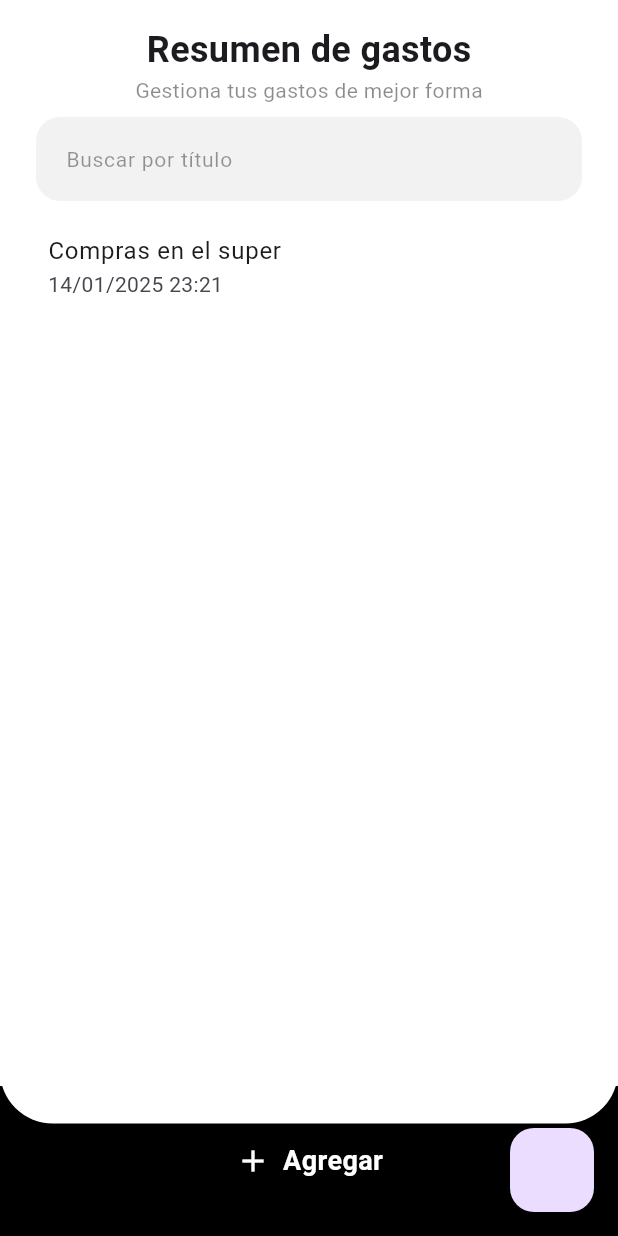
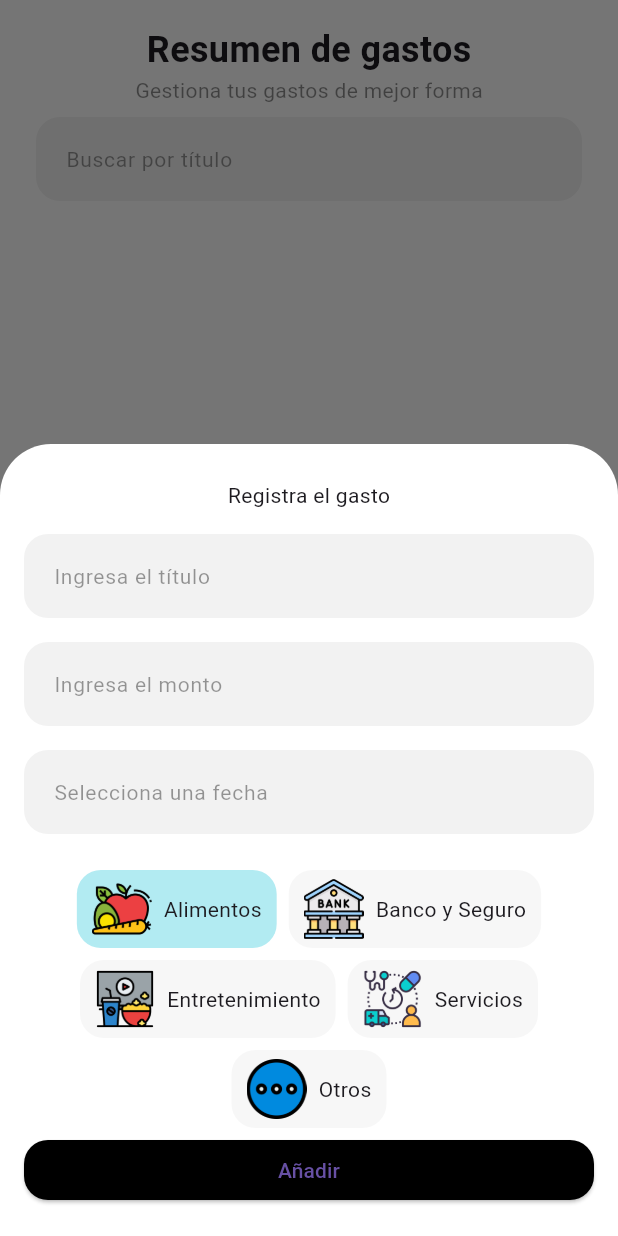
Before and after one commit to Ahrend03/flutter_gastosapp, a Flutter app: the screen it shows after launch, after a tap on "Agregar", on a phone screen of 412 x 824 dp. Run offline on Flutter 3.47's test engine with Material 3 defaults, Android fonts, the phone set to English and light mode, and no system bars; our stand-ins replace sqflite; accounts and stored records are empty.

Commit message:
create dabase

```diff
--- a/lib/db/db_admin.dart
+++ b/lib/db/db_admin.dart
@@ -1,6 +1,7 @@
 import 'dart:io';
 
 import 'package:flutter/material.dart';
+import 'package:flutter_gastosapp/models/gasto_model.dart';
 import 'package:path/path.dart';
 import 'package:path_provider/path_provider.dart';
 import 'package:sqflite/sqflite.dart';
@@ -8,10 +9,17 @@ import 'package:sqflite/sqflite.dart';
 class DBAdmin {
   Database? myDatabase;
 
-  Future<Database?> checkDatabase() async {
+  static final DBAdmin _instance = DBAdmin._();
+  DBAdmin._();
+
+  factory DBAdmin() {
+    return _instance;
+  }
+
+  Future<Database?> _checkDatabase() async {
     if (myDatabase == null) {
       //AÚN NO SE HA CREADO MYDATABASE
-      myDatabase = await initDatabase();
+      myDatabase = await _initDatabase();
     }
     print("aqui");
     return myDatabase;
@@ -19,7 +27,7 @@ class DBAdmin {
     // myDatabase ??= await initDatabase();
   }
 
-  Future<Database> initDatabase() async {
+  Future<Database> _initDatabase() async {
     Directory directory = await getApplicationDocumentsDirectory();
     String pathDatabase = join(directory.path, "PagosDB.db");
     return await openDatabase(
@@ -37,27 +45,58 @@ class DBAdmin {
     );
   }
 
-  insertarGasto() async {
-    Database? db = await checkDatabase();
+  //INSERCIÓN DE DATOS
+  Future<int> insertarGasto(GastoModel gasto) async {
+    Database? db = await _checkDatabase();
     int res = await db!.insert(
       "GASTOS",
-      {
-        "title": "Compras en el mercado",
-        "price": 1200.50,
-        "datetime": "12/12/2024",
-        "type": "Alimentos",
-      },
+      gasto.ConvertirMap(),
+      // {
+      //   "title": "Compra de medias",
+      //   "price": 10.50,
+      //   "datetime": "12/12/2024",
+      //   "type": "Otros",
+      // },
     );
+    print(res);
+    return res;
+  }
+
+  //OBTENCIÓN DE DATOS
+  Future<List<GastoModel>> obtenerGastos() async {
+    Database? db = await _checkDatabase();
+    List<Map<String, dynamic>> data = await db!.query("GASTOS");
+
+    List<GastoModel> gastosList =
+        data.map((e) => GastoModel.fromDB(e)).toList();
+
+    // List<Map<String, dynamic>> data =
+    //     await db!.rawQuery("SELECT TITLE FROM GASTOS WHERE TYPE='Otros'");
+    // List<Map<String, dynamic>> data =
+    // await db!.query("GASTOS", where: "TYPE='Otros'");
+    // print(data);
+    // print(gastosList);
+    return gastosList;
+  }
+
+  //UPDATE GASTO
+  updGasto() async {
+    Database? db = await _checkDatabase();
+    int res = await db!.update(
+        "GASTOS",
+        {
+          "title": "ACTUALIZADO",
+          "price": 10.1,
+          "type": "Banco",
+        },
+        where: "id=2");
     print(res);
   }
 
-  obtenerGastos() async {
-    Database? db = await checkDatabase();
-    print(".....................");
-    // print(db);
-    print(".....................");
-
-    List<Map<String, dynamic>> data = await db!.query("GASTOS");
-    print(data);
+  //DELETE
+  delGasto() async {
+    Database? db = await _checkDatabase();
+    int res = await db!.delete("GASTOS", where: 'id=7');
+    print(res);
   }
 }
--- /dev/null
+++ b/lib/models/gasto_model.dart
@@ -0,0 +1,27 @@
+class GastoModel {
+  String title;
+  double price;
+  String datetime;
+  String type;
+
+  GastoModel({
+    required this.title,
+    required this.price,
+    required this.datetime,
+    required this.type,
+  });
+
+  factory GastoModel.fromDB(Map<String, dynamic> data) => GastoModel(
+        title: data["title"],
+        price: data["price"],
+        datetime: data["datetime"],
+        type: data["type"],
+      );
+
+  Map<String,dynamic>ConvertirMap()=>{
+    "title":title,
+    "price":price,
+    "datetime":datetime,
+    "type":type
+  };
+}
--- a/lib/pages/home_page.dart
+++ b/lib/pages/home_page.dart
@@ -1,5 +1,7 @@
 import 'package:flutter/material.dart';
 import 'package:flutter_gastosapp/db/db_admin.dart';
+import 'package:flutter_gastosapp/models/gasto_model.dart';
+import 'package:flutter_gastosapp/widgets/item_gasto_widget.dart';
 import 'package:flutter_gastosapp/widgets/register_modal.dart';
 
 class HomePage extends StatefulWidget {
@@ -8,6 +10,9 @@ class HomePage extends StatefulWidget {
 }
 
 class _HomePageState extends State<HomePage> {
+  List<GastoModel> gastos = [];
+  GastoModel gasto1 = GastoModel(
+      title: "TITULO", datetime: "12/1/12", price: 12, type: "Alimentos");
   Widget busquedaWidget() {
     return Padding(
       padding: const EdgeInsets.all(8.0),
@@ -38,35 +43,46 @@ class _HomePageState extends State<HomePage> {
     showModalBottomSheet(
       backgroundColor: Colors.transparent,
       context: context,
+      isScrollControlled: true,
       builder: (BuildContext context) {
-        return Container(
-          // width: double.infinity,
-          padding: EdgeInsets.symmetric(vertical: 24, horizontal: 16),
-          decoration: BoxDecoration(
-            color: Colors.white,
-            borderRadius: BorderRadius.only(
-              topLeft: Radius.circular(34),
-              topRight: Radius.circular(34),
-            ),
-          ),
+        return Padding(
+          padding:
+              EdgeInsets.only(bottom: MediaQuery.of(context).viewInsets.bottom),
           child: RegisterModal(),
         );
       },
-    );
+    ).then((value) {
+      getDataFromDB();
+    });
   }
 
-  DBAdmin dbAdmin = DBAdmin();
+  // DBAdmin dbAdmin = DBAdmin();
+
+  Future<void> getDataFromDB() async {
+    gastos = await DBAdmin().obtenerGastos();
+    setState(() {});
+  }
+
+  @override
+  void initState() {
+    getDataFromDB();
+    // TODO: implement initState
+    super.initState();
+  }
 
   @override
   Widget build(BuildContext context) {
     return SafeArea(
       child: Scaffold(
-        floatingActionButton: FloatingActionButton(
-          onPressed: () {
-            dbAdmin.insertarGasto();
-            dbAdmin.obtenerGastos();
-          },
-        ),
+        // floatingActionButton: FloatingActionButton(
+        //   onPressed: () {
+        //     // dbAdmin.insertarGasto();
+        //     DBAdmin().obtenerGastos();
+        //     // dbAdmin.obtenerGastos();
+        //     // DBAdmin().updGasto();
+        //     // DBAdmin().delGasto();
+        //   },
+        // ),
         body: Stack(
           children: [
             Column(
@@ -74,8 +90,10 @@ class _HomePageState extends State<HomePage> {
               children: [
                 InkWell(
                   onTap: () {
-                    // showRegisterModal();
-                    dbAdmin.checkDatabase();
+                    showRegisterModal();
+                    // dbAdmin.checkDatabase();
+                    // dbAdmin.insertarGasto();
+                    // DBAdmin().insertarGasto();
                   },
                   child: Container(
                     color: Colors.black,
@@ -136,10 +154,22 @@ class _HomePageState extends State<HomePage> {
                           ),
                         ),
                         busquedaWidget(),
-                        ListTile(
-                          title: Text("Compras en el super"),
-                          subtitle: Text("14/01/2025 23:21"),
+                        Expanded(
+                          child: ListView.builder(
+                            itemCount: gastos.length,
+                            itemBuilder: (BuildContext context, int index) {
+                              return ItemGastoWidget(
+                                gasto: gastos[index],
+                              );
+                            },
+                          ),
                         ),
+
+                        // ListTile(
+                        //   title: Text("Compras en el super"),
+                        //   subtitle: Text("14/01/2025 23:21"),
+                        // ),
+                        // ItemGastoWidget(gasto: gasto1),
                       ],
                     ),
                   ),
--- /dev/null
+++ b/lib/utils/data_general.dart
@@ -0,0 +1,27 @@
+List<Map<String, dynamic>> types = [
+  {
+    "id": 1,
+    "name": "Alimentos",
+    "image": "assets/images/alimentos.webp",
+  },
+  {
+    "id": 2,
+    "name": "Banco y Seguro",
+    "image": "assets/images/bancos.webp",
+  },
+  {
+    "id": 3,
+    "name": "Entretenimiento",
+    "image": "assets/images/entretenimiento.webp",
+  },
+  {
+    "id": 4,
+    "name": "Servicios",
+    "image": "assets/images/servicios.webp",
+  },
+  {
+    "id": 5,
+    "name": "Otros",
+    "image": "assets/images/otros.webp",
+  },
+];
--- a/lib/widgets/field_modal_widget.dart
+++ b/lib/widgets/field_modal_widget.dart
@@ -1,21 +1,29 @@
 import 'package:flutter/material.dart';
 
-class FielModalWidget extends StatelessWidget {
+class FieldModalWidget extends StatelessWidget {
   String hint;
   TextEditingController controller;
   bool isNumberKeryboard;
-
-  FielModalWidget({required this.hint,
-  required this.controller,
-  this.isNumberKeryboard =false});
+  bool isDatePicker;
+  VoidCallback? function;
+  FieldModalWidget({
+    required this.hint,
+    required this.controller,
+    this.isNumberKeryboard = false,
+    this.isDatePicker = false,
+    this.function,
+  });
 
   @override
   Widget build(BuildContext context) {
     return Padding(
       padding: const EdgeInsets.only(bottom: 16),
       child: TextField(
-        keyboardType: isNumberKeryboard? TextInputType.number: TextInputType.text,
+        onTap: function,
+        readOnly: isDatePicker,
         controller: controller,
+        keyboardType:
+            isNumberKeryboard ? TextInputType.number : TextInputType.text,
         decoration: InputDecoration(
           hintText: hint,
           hintStyle: TextStyle(
--- /dev/null
+++ b/lib/widgets/item_type_widget.dart
@@ -0,0 +1,41 @@
+import 'package:flutter/material.dart';
+
+class ItemTypeWidget extends StatelessWidget {
+  Map<String, dynamic> data;
+  bool isSelected;
+  VoidCallback tap;
+
+  ItemTypeWidget({
+    required this.data,
+    required this.isSelected,
+    required this.tap,
+  });
+
+  @override
+  Widget build(BuildContext context) {
+    return GestureDetector(
+      onTap: tap,
+      child: Container(
+        padding: EdgeInsets.symmetric(horizontal: 10, vertical: 6),
+        decoration: BoxDecoration(
+          color: isSelected
+              ? Colors.cyan.withOpacity(0.3)
+              : Colors.black.withOpacity(0.03),
+          borderRadius: BorderRadius.circular(16),
+        ),
+        child: Row(
+          mainAxisSize: MainAxisSize.min,
+          children: [
+            Image.asset(
+              data["image"],
+              height: 40,
+              width: 40,
+            ),
+            SizedBox(width: 8),
+            Text(data["name"]),
+          ],
+        ),
+      ),
+    );
+  }
+}
--- a/lib/widgets/register_modal.dart
+++ b/lib/widgets/register_modal.dart
@@ -1,5 +1,9 @@
 import 'package:flutter/material.dart';
+import 'package:flutter_gastosapp/db/db_admin.dart';
+import 'package:flutter_gastosapp/models/gasto_model.dart';
+import 'package:flutter_gastosapp/utils/data_general.dart';
 import 'package:flutter_gastosapp/widgets/field_modal_widget.dart';
+import 'package:flutter_gastosapp/widgets/item_type_widget.dart';
 
 class RegisterModal extends StatefulWidget {
   @override
@@ -10,14 +14,42 @@ class _RegisterModalState extends State<RegisterModal> {
   TextEditingController _productController = TextEditingController();
   TextEditingController _priceController = TextEditingController();
   TextEditingController _typeController = TextEditingController();
-
-  _builBottonAdd(){
+  TextEditingController _dateController = TextEditingController();
+  String typeSelected = "Alimentos";
+  _buildButtonAdd() {
     return SizedBox(
       width: double.infinity,
-      height: 50,
-      child:
-      ElevatedButton(onPressed: (){},
-       child: Text("Añadir",style: TextStyle(color: Colors.white),),
+      height: 40,
+      child: ElevatedButton(
+        onPressed: () {
+
+          GastoModel gasto = GastoModel(title: _productController.text,
+           price: double.parse(_priceController.text),
+            datetime: _dateController.text,
+             type: _typeController.text);
+
+         // Map<String, dynamic> gastoMap = {
+        //  "title": _productController.text,
+        //    "price": _priceController.text,
+         //   "datetime": _dateController.text,
+        //    "type": typeSelected,
+        //  };
+          DBAdmin().insertarGasto(gasto).then((value) {
+            if (value > 0) {
+              //SE HA INSERTADO CORRECTAMENTE
+              ScaffoldMessenger.of(context).showSnackBar(
+                SnackBar(
+                    backgroundColor: Colors.cyan,
+                    behavior: SnackBarBehavior.floating,
+                    shape: RoundedRectangleBorder(
+                        borderRadius: BorderRadius.circular(16)),
+                    content: Text("Se ha registrado correctamente")),
+              );
+              Navigator.pop(context);
+            }
+          });
+        },
+        child: Text("Añadir"),
         style: ElevatedButton.styleFrom(
           backgroundColor: Colors.black,
           shape: RoundedRectangleBorder(
@@ -28,9 +60,45 @@ class _RegisterModalState extends State<RegisterModal> {
     );
   }
 
+  showDateTimePicker() async {
+    DateTime? datePicker = await showDatePicker(
+      context: context,
+      initialDate: DateTime.now(),
+      firstDate: DateTime(2022),
+      lastDate: DateTime(2030),
+      builder: (BuildContext context, Widget? child) {
+        return Theme(
+            data: ThemeData.light().copyWith(
+              dialogTheme: DialogTheme(
+                shape: RoundedRectangleBorder(
+                  borderRadius: BorderRadius.circular(25),
+                ),
+              ),
+              colorScheme: ColorScheme.light(primary: Colors.black),
+            ),
+            child: child!);
+      },
+    );
+    _dateController.text = datePicker.toString();
+    // if (datePicker != null) {
+    //   // final DateFormat
+    // }
+    print(_dateController.text);
+  }
+
   @override
   Widget build(BuildContext context) {
-    return Column(
+    return Container(
+      padding: EdgeInsets.symmetric(vertical: 24, horizontal: 16),
+      decoration: BoxDecoration(
+        color: Colors.white,
+        borderRadius: BorderRadius.only(
+          topLeft: Radius.circular(34),
+          topRight: Radius.circular(34),
+        ),
+      ),
+      child: SingleChildScrollView(
+        child: Column(
           mainAxisSize: MainAxisSize.min,
           children: [
             Text(
@@ -39,11 +107,46 @@ class _RegisterModalState extends State<RegisterModal> {
             SizedBox(
               height: 16,
             ),
-        FielModalWidget(hint: "Ingresa el titulo",controller: _productController),
-        FielModalWidget(hint: "Ingresa el monto",controller: _priceController,isNumberKeryboard: true),
-        FielModalWidget(hint: "Ingresa el tipo",controller: _typeController),
-        _builBottonAdd(),
+            FieldModalWidget(
+                hint: "Ingresa el título", controller: _productController),
+            FieldModalWidget(
+                hint: "Ingresa el monto",
+                controller: _priceController,
+                isNumberKeryboard: true),
+            FieldModalWidget(
+              hint: "Selecciona una fecha",
+              controller: _dateController,
+              isDatePicker: true,
+              function: () {
+                // print("ES UNA FECHA");
+                showDateTimePicker();
+              },
+            ),
+            Padding(
+              padding: const EdgeInsets.all(8.0),
+              child: Wrap(
+                spacing: 8,
+                runSpacing: 8,
+                alignment: WrapAlignment.center,
+                children: types
+                    .map(
+                      (e) => ItemTypeWidget(
+                        data: e,
+                        isSelected: e["name"] == typeSelected,
+                        tap: () {
+                          typeSelected = e["name"];
+                          setState(() {});
+                          print(typeSelected);
+                        },
+                      ),
+                    )
+                    .toList(),
+              ),
+            ),
+            _buildButtonAdd(),
           ],
+        ),
+      ),
     );
   }
 }
--- a/pubspec.yaml
+++ b/pubspec.yaml
@@ -63,7 +63,7 @@ flutter:
 
   # To add assets to your application, add an assets section, like this:
   assets:
-    - assets/image/
+    - assets/images/
   #   - images/a_dot_ham.jpeg
 
   # An image asset can refer to one or more resolution-specific "variants", see
```
Also changed, not shown: lib/widgets/item_gasto_widget.dart (added, +48 -0 lines), assets/images/alimentos.webp (renamed from assets/image/alimentos.webp), assets/images/bancos.webp (renamed from assets/image/bancos.webp), assets/images/entretenimiento.webp (renamed from assets/image/entretenimiento.webp), assets/images/otros.webp (renamed from assets/image/otros.webp), assets/images/servicios.webp (renamed from assets/image/servicios.webp). Lines whose indentation alone changed are shown as unchanged.
